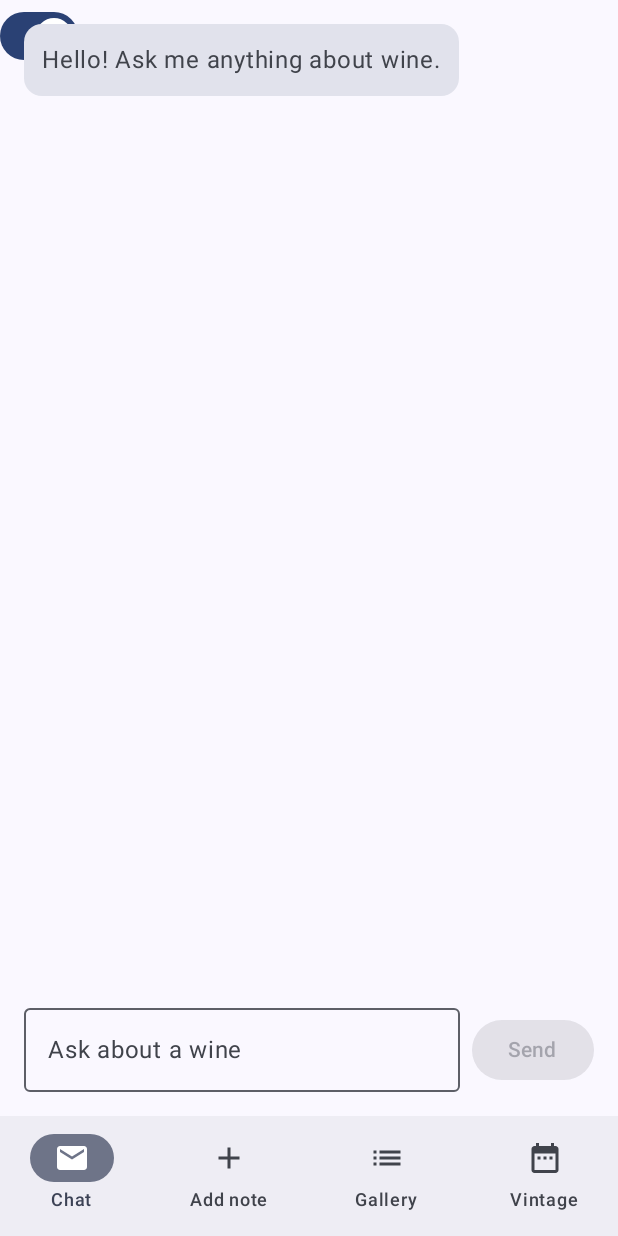
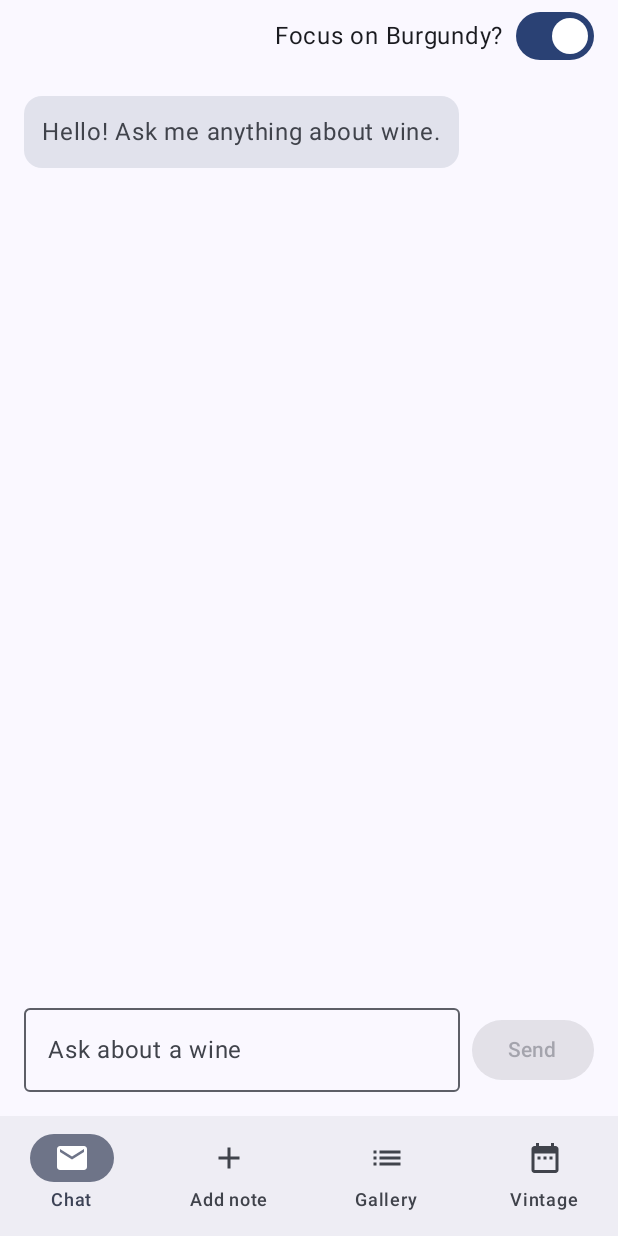
Before and after one commit to ryan-chambers/closbot-kotlin, an Android app built with Jetpack Compose: the screen it shows after launch (MainActivity), on a phone screen of 412 x 824 dp. Run offline under Robolectric (Android 15) with nearby library versions, the phone set to English and light mode, and no system bars; our stand-ins replace Dagger/Hilt's generated code; libraries missing offline, so code that uses them is left out: androidx.hilt.lifecycle.

Commit message:
Switch layout and label

```diff
--- a/app/src/main/java/com/ryanthink/closbotkt/feature/chat/ChatScreen.kt
+++ b/app/src/main/java/com/ryanthink/closbotkt/feature/chat/ChatScreen.kt
@@ -5,10 +5,12 @@ import androidx.compose.foundation.layout.Box
 import androidx.compose.foundation.layout.Column
 import androidx.compose.foundation.layout.PaddingValues
 import androidx.compose.foundation.layout.Row
+import androidx.compose.foundation.layout.Spacer
 import androidx.compose.foundation.layout.fillMaxSize
 import androidx.compose.foundation.layout.fillMaxWidth
 import androidx.compose.foundation.layout.imePadding
 import androidx.compose.foundation.layout.padding
+import androidx.compose.foundation.layout.width
 import androidx.compose.foundation.layout.widthIn
 import androidx.compose.foundation.lazy.LazyColumn
 import androidx.compose.foundation.lazy.items
@@ -65,14 +67,20 @@ fun ChatContent(
     val lastIndex = state.messages.size + if (state.isWaiting) 1 else 0
     LaunchedEffect(lastIndex) { listState.animateScrollToItem(lastIndex) }
 
-    Row() {
-        Switch(
-            checked = state.burgundyFocus,
-            onCheckedChange = onBurgundyFocusChange,
-        )
-    }
+    Column(modifier = modifier.fillMaxSize().imePadding()) {
+        Row(
+            modifier = Modifier.fillMaxWidth().padding(horizontal = 16.dp),
+            horizontalArrangement = Arrangement.End,
+            verticalAlignment = Alignment.CenterVertically,
+        ) {
+            Text(stringResource(R.string.chat_burgundy_focus))
+            Spacer(Modifier.width(8.dp))
+            Switch(
+                checked = state.burgundyFocus,
+                onCheckedChange = onBurgundyFocusChange,
+            )
+        }
 
-    Column(modifier = modifier.fillMaxSize().imePadding()) {
         LazyColumn(
             state = listState,
             modifier = Modifier.weight(1f).fillMaxWidth(),
--- a/app/src/main/res/values/strings.xml
+++ b/app/src/main/res/values/strings.xml
@@ -30,6 +30,7 @@
     <string name="chat_input_hint">Ask about a wine</string>
     <string name="chat_send">Send</string>
     <string name="chat_error">Something went wrong. Please try again.</string>
+    <string name="chat_burgundy_focus">Focus on Burgundy?</string>
 
     <string name="edit_note_no_details">Wine note</string>
     <string name="edit_note_edit_details">Notes</string>
```
